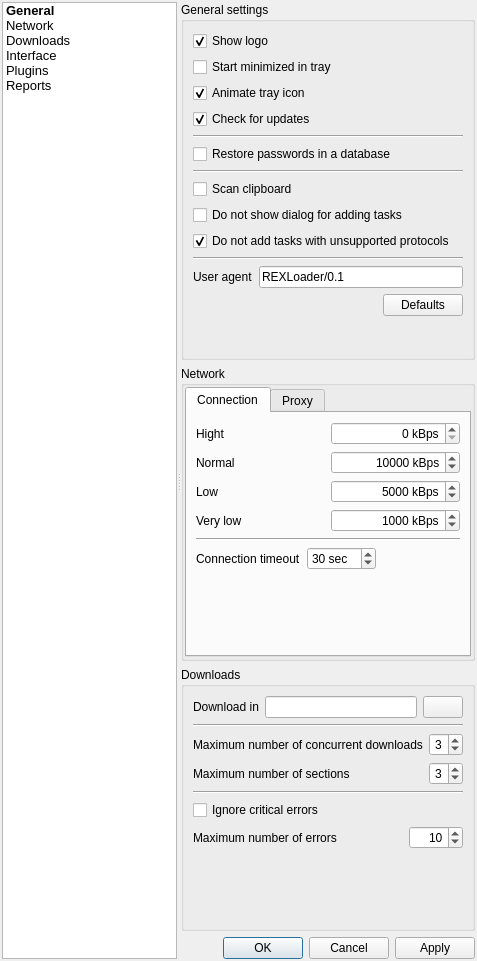
Qt form REXLoader/settingsdialog.ui (RA9OAJ/rexloader) before a commit.
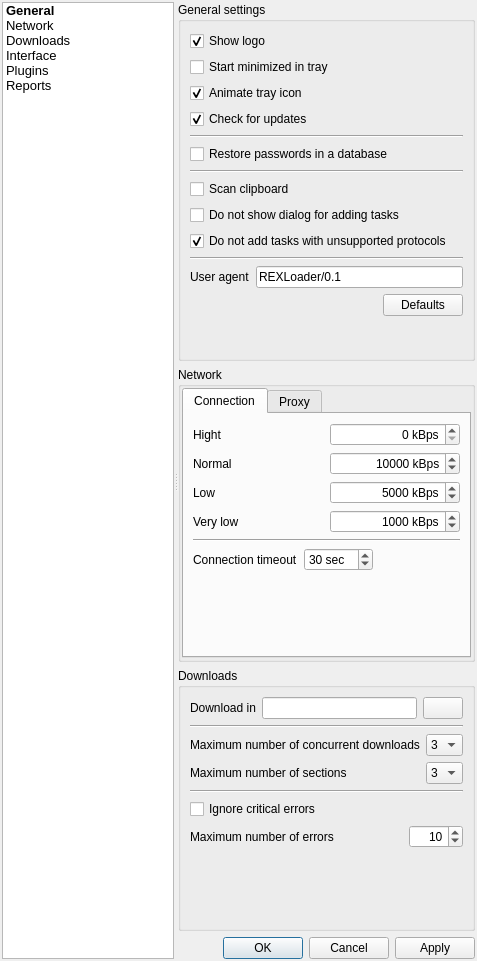
The same form after that commit.

Commit message: В диалоге настроек заменены spinbox'ы на combobox'ы для выбора кол-ва одновременных закачек и кол-ва секций на закачку. Начата доработка интерфейса плагинов и плагина HttpLoader для реализации журнала событий по закачкам.

What changed in the file:
```diff
--- a/REXLoader/settingsdialog.ui
+++ b/REXLoader/settingsdialog.ui
@@ -691,19 +691,41 @@
              </spacer>
             </item>
             <item>
-             <widget class="QSpinBox" name="maxTasksSpin">
-              <property name="alignment">
-               <set>Qt::AlignRight|Qt::AlignTrailing|Qt::AlignVCenter</set>
+             <widget class="QComboBox" name="maxTasks">
+              <property name="maximumSize">
+               <size>
+                <width>40</width>
+                <height>16777215</height>
+               </size>
               </property>
-              <property name="minimum">
-               <number>1</number>
+              <property name="currentIndex">
+               <number>2</number>
               </property>
-              <property name="maximum">
-               <number>5</number>
-              </property>
-              <property name="value">
-               <number>3</number>
-              </property>
+              <item>
+               <property name="text">
+                <string>1</string>
+               </property>
+              </item>
+              <item>
+               <property name="text">
+                <string>2</string>
+               </property>
+              </item>
+              <item>
+               <property name="text">
+                <string>3</string>
+               </property>
+              </item>
+              <item>
+               <property name="text">
+                <string>4</string>
+               </property>
+              </item>
+              <item>
+               <property name="text">
+                <string>5</string>
+               </property>
+              </item>
              </widget>
             </item>
            </layout>
@@ -731,19 +753,44 @@
              </spacer>
             </item>
             <item>
-             <widget class="QSpinBox" name="maxSectionsSpin">
-              <property name="alignment">
-               <set>Qt::AlignRight|Qt::AlignTrailing|Qt::AlignVCenter</set>
+             <widget class="QComboBox" name="maxSections">
+              <property name="maximumSize">
+               <size>
+                <width>40</width>
+                <height>16777215</height>
+               </size>
               </property>
-              <property name="minimum">
-               <number>1</number>
+              <property name="currentIndex">
+               <number>2</number>
               </property>
-              <property name="maximum">
-               <number>5</number>
+              <property name="frame">
+               <bool>true</bool>
               </property>
-              <property name="value">
-               <number>3</number>
-              </property>
+              <item>
+               <property name="text">
+                <string>1</string>
+               </property>
+              </item>
+              <item>
+               <property name="text">
+                <string>2</string>
+               </property>
+              </item>
+              <item>
+               <property name="text">
+                <string>3</string>
+               </property>
+              </item>
+              <item>
+               <property name="text">
+                <string>4</string>
+               </property>
+              </item>
+              <item>
+               <property name="text">
+                <string>5</string>
+               </property>
+              </item>
              </widget>
             </item>
            </layout>
```
The commit also changes 3 other files.
